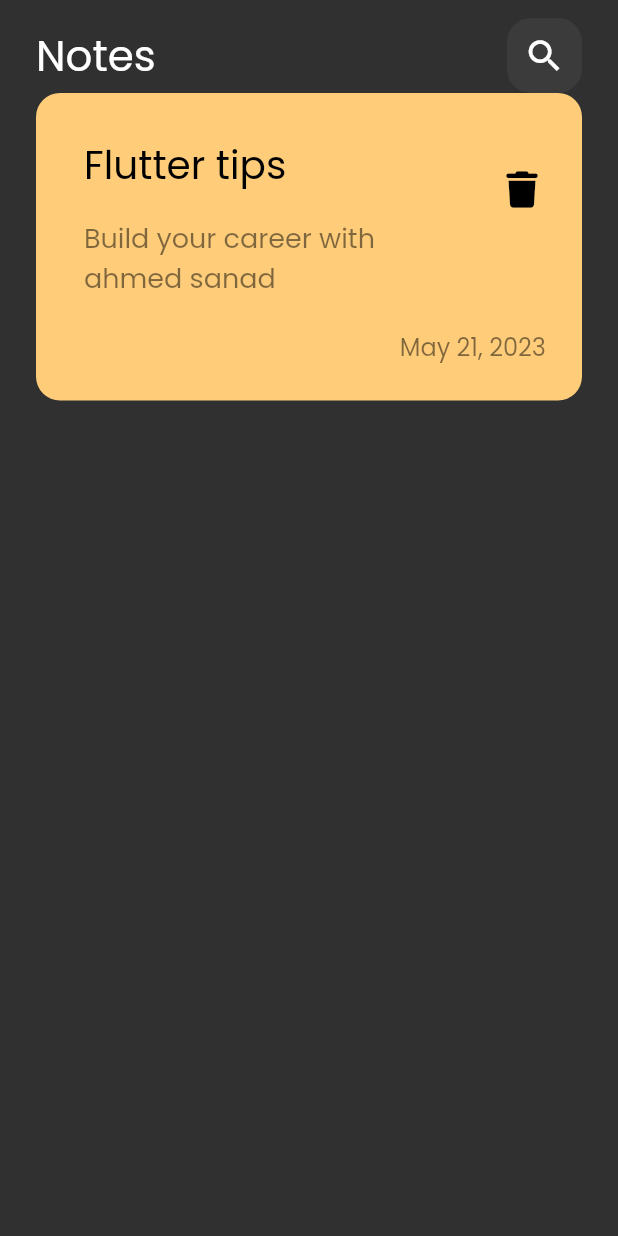
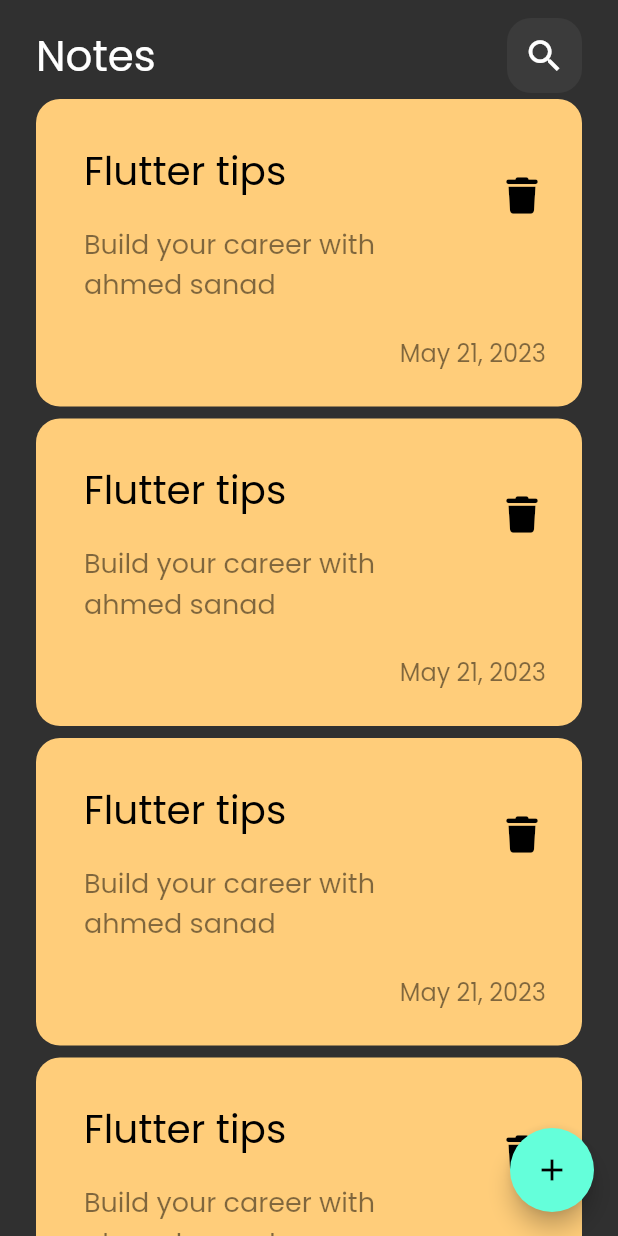
Before and after one commit to Ahmeddsanad/notes_app, a Flutter app: the screen it shows after launch, on a phone screen of 412 x 824 dp. Run offline on Flutter 3.47's test engine with Material 2 defaults, Android fonts, the phone set to English and light mode, and no system bars; our stand-ins replace font_awesome_flutter.

Commit message:
add floating action button

```diff
--- a/lib/views/notes_view.dart
+++ b/lib/views/notes_view.dart
@@ -8,6 +8,10 @@ class NotesView extends StatelessWidget {
   Widget build(BuildContext context) {
     return Scaffold(
       body: NewsViewBody(),
+      floatingActionButton: FloatingActionButton(
+        onPressed: () {},
+        child: const Icon(Icons.add),
+      ),
     );
   }
 }
--- a/lib/views/widgets/custom_note_item.dart
+++ b/lib/views/widgets/custom_note_item.dart
@@ -38,7 +38,9 @@ class NoteItem extends StatelessWidget {
               child: Text(
                 'Build your career with ahmed sanad',
                 style: TextStyle(
-                    color: Colors.black.withOpacity(0.5), fontSize: 18),
+                  color: Colors.black.withOpacity(0.5),
+                  fontSize: 18,
+                ),
               ),
             ),
             trailing: IconButton(
--- a/lib/views/widgets/news_view_body.dart
+++ b/lib/views/widgets/news_view_body.dart
@@ -2,6 +2,7 @@ import 'package:flutter/material.dart';
 import 'package:notes_app/views/widgets/custom_app_bar.dart';
 import 'package:font_awesome_flutter/font_awesome_flutter.dart';
 import 'package:notes_app/views/widgets/custom_note_item.dart';
+import 'package:notes_app/views/widgets/notes_list_view.dart';
 
 class NewsViewBody extends StatelessWidget {
   const NewsViewBody({
@@ -11,15 +12,16 @@ class NewsViewBody extends StatelessWidget {
   @override
   Widget build(BuildContext context) {
     return const Padding(
-      padding: EdgeInsets.symmetric(
-        vertical: 12.0,
-        horizontal: 24.0,
+      padding: EdgeInsets.only(
+        top: 12.0,
+        left: 24.0,
+        right: 24.0,
       ),
       child: SafeArea(
         child: Column(
           children: [
             CutomAppBar(),
-            NoteItem(),
+            NotesListView(),
           ],
         ),
       ),
--- /dev/null
+++ b/lib/views/widgets/notes_list_view.dart
@@ -0,0 +1,26 @@
+import 'package:flutter/material.dart';
+import 'package:notes_app/views/widgets/custom_note_item.dart';
+
+class NotesListView extends StatelessWidget {
+  const NotesListView({
+    super.key,
+  });
+
+  @override
+  Widget build(BuildContext context) {
+    return Expanded(
+      child: ListView.builder(
+        physics: const BouncingScrollPhysics(),
+        itemBuilder: (context, index) {
+          return const Padding(
+            padding: EdgeInsets.symmetric(
+              vertical: 4.0,
+            ),
+            child: NoteItem(),
+          );
+        },
+        itemCount: 10,
+      ),
+    );
+  }
+}
```
